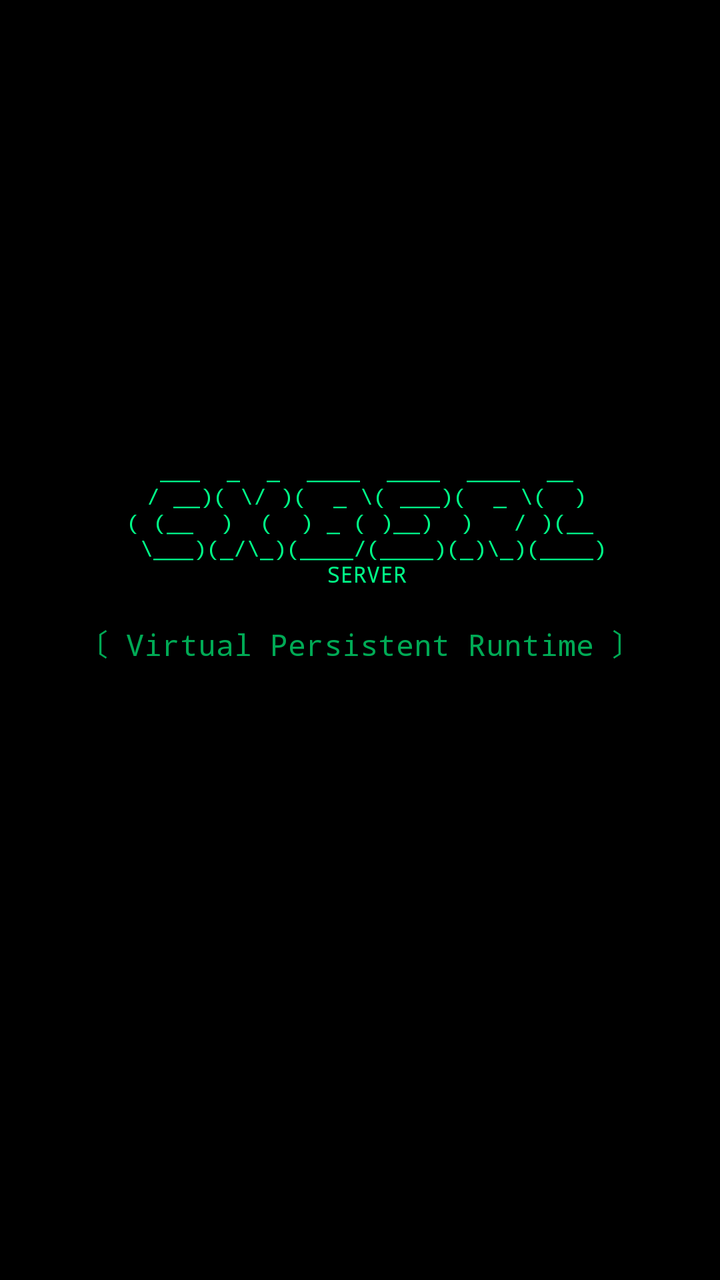
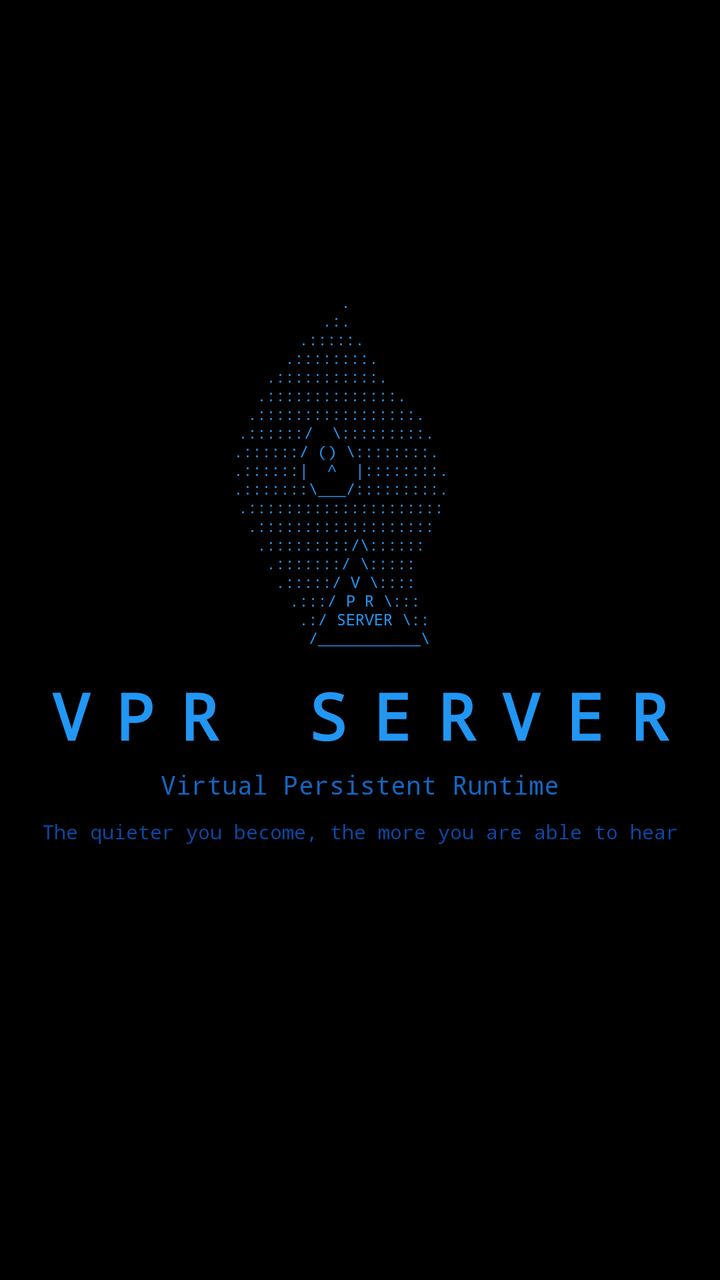

Compare the two renders of this Android layout. The source of the first and the diff that turns it into the second are given below.
<!-- AndroidManifest.xml: application theme Theme.AppCompat.NoActionBar -->
<!-- res/layout/activity_splash.xml -->
<?xml version="1.0" encoding="utf-8"?>
<LinearLayout xmlns:android="http://schemas.android.com/apk/res/android"
    android:layout_width="match_parent" android:layout_height="match_parent"
    android:orientation="vertical" android:gravity="center"
    android:background="#000000">
    <TextView android:layout_width="wrap_content" android:layout_height="wrap_content"
        android:text="    ___  _  _  ____  ____  ____  __   \n   / __)( \\/ )(  _ \\( ___)(  _ \\(  )  \n  ( (__  )  (  ) _ ( )__)  )   / )(__  \n   \\___)(_/\\_)(____/(____)(_)\\_)(____) \n                SERVER               "
        android:textColor="#00FF88" android:textSize="11sp"
        android:fontFamily="monospace" android:gravity="center"
        android:layout_marginBottom="16dp"/>
    <TextView android:layout_width="wrap_content" android:layout_height="wrap_content"
        android:text="〔 Virtual Persistent Runtime 〕"
        android:textColor="#00AA55" android:textSize="15sp"
        android:fontFamily="monospace" android:layout_marginBottom="32dp"/>
    <ProgressBar android:layout_width="wrap_content" android:layout_height="wrap_content"
        android:indeterminateTint="#00FF88"/>
</LinearLayout>
<!-- resources referenced by this layout -->
<resources>

</resources>

<!-- the commit's change to res/layout/activity_splash.xml (unified diff, before → after) -->
@@ -1,17 +1,56 @@
 <?xml version="1.0" encoding="utf-8"?>
 <LinearLayout xmlns:android="http://schemas.android.com/apk/res/android"
-    android:layout_width="match_parent" android:layout_height="match_parent"
-    android:orientation="vertical" android:gravity="center"
+    android:layout_width="match_parent"
+    android:layout_height="match_parent"
+    android:orientation="vertical"
+    android:gravity="center"
     android:background="#000000">
-    <TextView android:layout_width="wrap_content" android:layout_height="wrap_content"
-        android:text="    ___  _  _  ____  ____  ____  __   \n   / __)( \\/ )(  _ \\( ___)(  _ \\(  )  \n  ( (__  )  (  ) _ ( )__)  )   / )(__  \n   \\___)(_/\\_)(____/(____)(_)\\_)(____) \n                SERVER               "
-        android:textColor="#00FF88" android:textSize="11sp"
-        android:fontFamily="monospace" android:gravity="center"
-        android:layout_marginBottom="16dp"/>
-    <TextView android:layout_width="wrap_content" android:layout_height="wrap_content"
-        android:text="〔 Virtual Persistent Runtime 〕"
-        android:textColor="#00AA55" android:textSize="15sp"
-        android:fontFamily="monospace" android:layout_marginBottom="32dp"/>
-    <ProgressBar android:layout_width="wrap_content" android:layout_height="wrap_content"
-        android:indeterminateTint="#00FF88"/>
+
+    
+    <TextView
+        android:layout_width="wrap_content"
+        android:layout_height="wrap_content"
+        android:fontFamily="monospace"
+        android:textColor="#2196F3"
+        android:textSize="8sp"
+        android:gravity="center"
+        android:layout_marginBottom="12dp"
+        android:text="                 .                    \n              .:.                   \n           .:::::.                 \n         .::::::::.               \n       .:::::::::::.              \n      .::::::::::::::.            \n     .:::::::::::::::::.          \n    .::::::/  \\:::::::::.         \n   .::::::/ () \\::::::::.        \n   .::::::|  ^  |::::::::.       \n   .:::::::\\___/:::::::::.       \n    .:::::::::::::::::::::        \n     .:::::::::::::::::::         \n      .:::::::::/\\::::::          \n       .:::::::/ \\:::::           \n        .:::::/ V \\::::           \n         .:::/ P R \\:::          \n          .:/ SERVER \\::         \n           /___________\\         "/>
+
+    
+    <TextView
+        android:layout_width="wrap_content"
+        android:layout_height="wrap_content"
+        android:text="VPR SERVER"
+        android:textColor="#2196F3"
+        android:textSize="32sp"
+        android:textStyle="bold"
+        android:fontFamily="monospace"
+        android:letterSpacing="0.4"
+        android:layout_marginBottom="4dp"/>
+
+    <TextView
+        android:layout_width="wrap_content"
+        android:layout_height="wrap_content"
+        android:text="Virtual Persistent Runtime"
+        android:textColor="#1565C0"
+        android:textSize="13sp"
+        android:fontFamily="monospace"
+        android:layout_marginBottom="8dp"/>
+
+    <TextView
+        android:layout_width="wrap_content"
+        android:layout_height="wrap_content"
+        android:text="The quieter you become, the more you are able to hear"
+        android:textColor="#0D47A1"
+        android:textSize="10sp"
+        android:fontFamily="monospace"
+        android:fontStyle="italic"
+        android:layout_marginBottom="24dp"/>
+
+    <ProgressBar
+        android:layout_width="wrap_content"
+        android:layout_height="wrap_content"
+        android:indeterminateTint="#2196F3"/>
+
 </LinearLayout>
